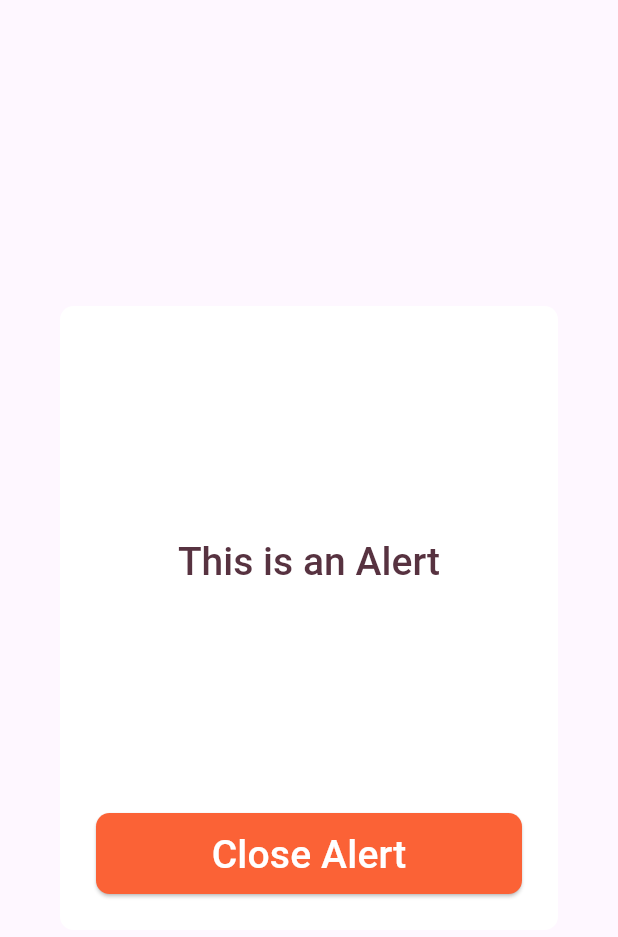
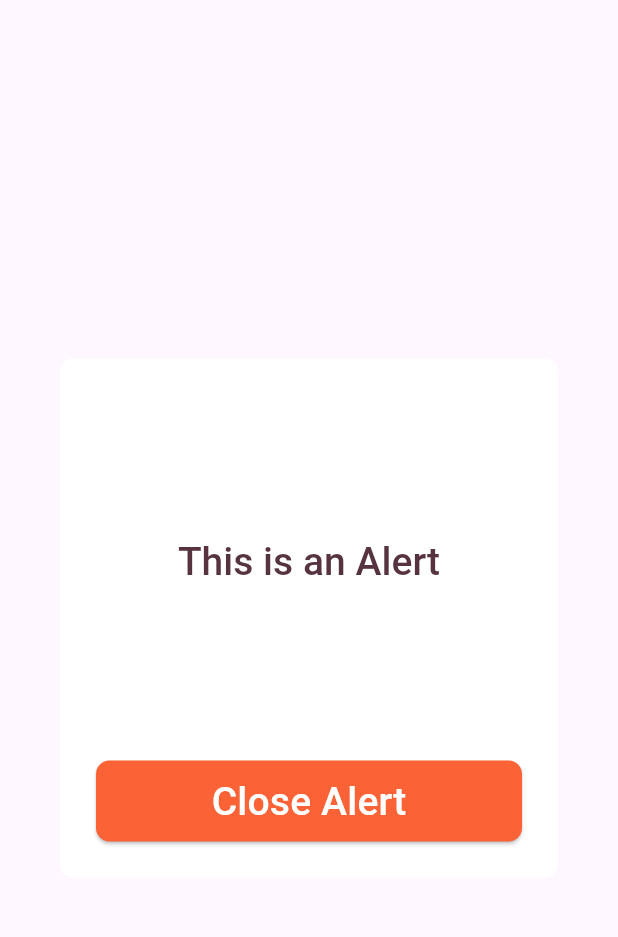
Before and after one commit to Flutter-gg-1/Restaurant-Menu-app, a Flutter app: the AlertMessage widget shown alone on an empty page, opened directly, on a phone screen of 412 x 824 dp. Shown: the top 937 px of the screen. Run offline on Flutter 3.47's test engine with Material 3 defaults, Android fonts, the phone set to English and light mode, and no system bars.

Commit message:
added screenshots, updated README.md

```diff
--- a/lib/screens/home_screen.dart
+++ b/lib/screens/home_screen.dart
@@ -1,6 +1,5 @@
 import 'package:flutter/material.dart';
 import 'package:restaurant_menu_app/widgets/alert_message.dart';
-
 import '../widgets/bottom_dialouge.dart';
 import '../widgets/food_card.dart';
 import '../widgets/tab_card.dart';
--- a/lib/widgets/alert_message.dart
+++ b/lib/widgets/alert_message.dart
@@ -9,8 +9,8 @@ class AlertMessage extends StatelessWidget {
       shape: RoundedRectangleBorder(borderRadius: BorderRadius.circular(9)),
       backgroundColor: Colors.white,
       title: const SizedBox(
-        height: 294,
-        width: 319,
+        height: 224,
+        width: 300,
         child: Column(
           mainAxisAlignment: MainAxisAlignment.center,
           children: [
```
Also changed, not shown: 10 other files.
